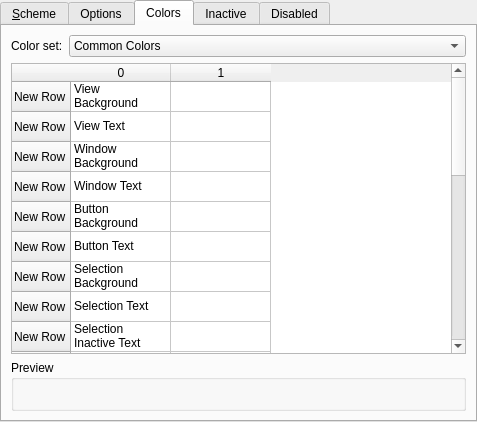
Above: kcontrol/colors/colorsettings.ui from mgottschlag/kwin-tiling before the change. Below: the same form after it.
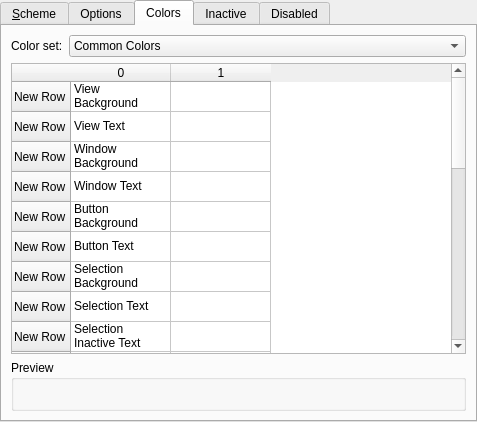
That is the form after the change. The open tabs and pages were chosen to show the change. Custom widgets are drawn as their Qt base class.

Commit message:
Add colour settings for active/inactive title bar blend colours
These are still used by KDE2 and some other window decorations.

Use "Secondary" instead of "Blend" as suggested in review.
Also reorder the items so that the 3 "Active" settings come
together, followed by the 3 "Inactive" settings.

BUG:225837
REVIEW:100821
FIXED_IN:4.7.0
GUI:
I18N:

What changed in the file:
```diff
--- a/kcontrol/colors/colorsettings.ui
+++ b/kcontrol/colors/colorsettings.ui
@@ -470,6 +470,16 @@
                <string>New Row</string>
               </property>
              </row>
+             <row>
+              <property name="text">
+               <string>New Row</string>
+              </property>
+             </row>
+             <row>
+              <property name="text">
+               <string>New Row</string>
+              </property>
+             </row>
              <column>
               <property name="text">
                <string>0</string>
@@ -592,14 +602,24 @@
              </item>
              <item row="22" column="0">
               <property name="text">
-               <string>Inactive Titlebar</string>
+               <string>Active Titlebar Secondary</string>
               </property>
              </item>
              <item row="23" column="0">
               <property name="text">
+               <string>Inactive Titlebar</string>
+              </property>
+             </item>
+             <item row="24" column="0">
+              <property name="text">
                <string>Inactive Titlebar Text</string>
               </property>
              </item>
+             <item row="25" column="0">
+              <property name="text">
+               <string>Inactive Titlebar Secondary</string>
+              </property>
+             </item>
             </widget>
            </item>
           </layout>
```
The commit also changes 2 other files.
